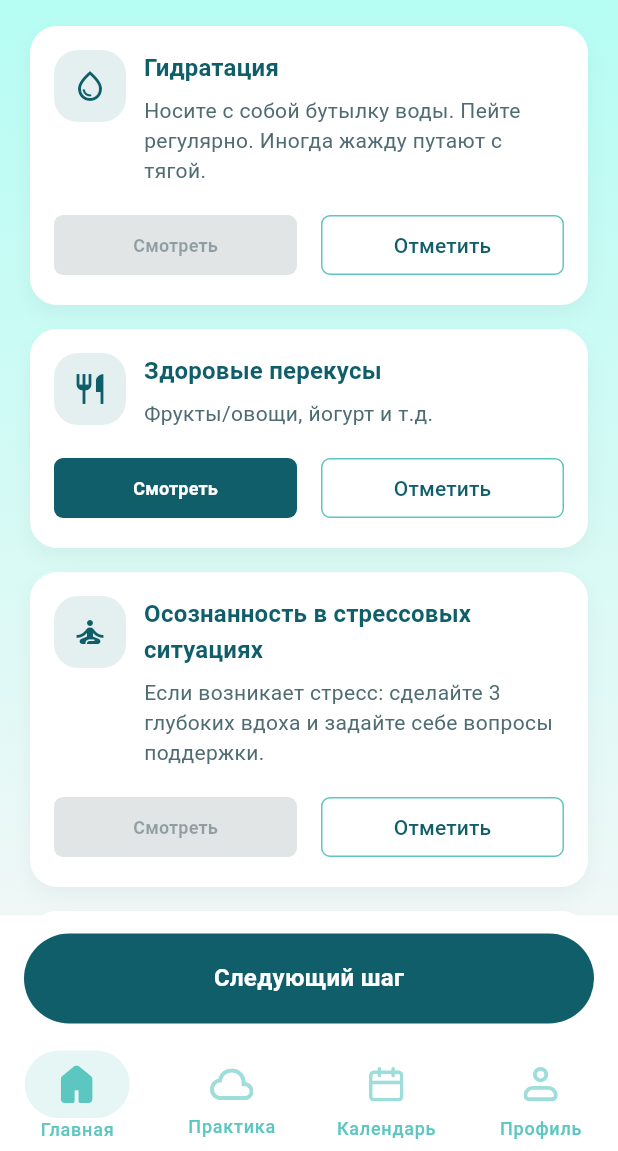
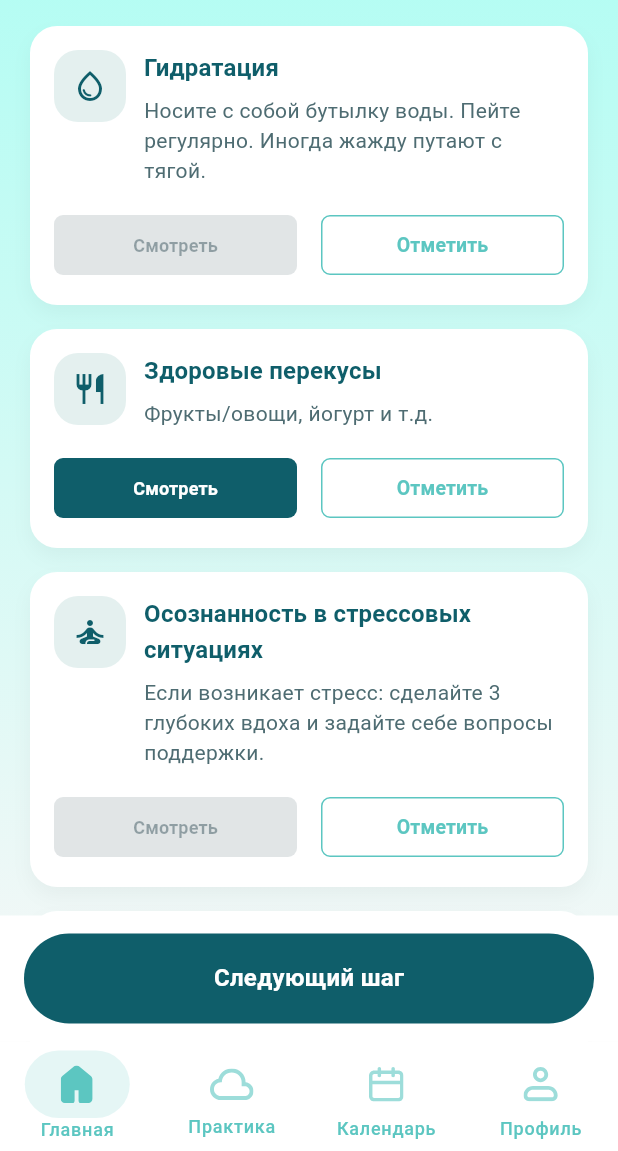
Before and after one commit to Sobol17/vairoo-app, a Flutter app: the PlanPage screen opened by its route, after a tap on "Начать", on a phone screen of 412 x 824 dp, the part 85-1236 px from its top. Run offline on Flutter 3.47's test engine with Material 3 defaults, Android fonts, the phone set to English and light mode, and no system bars; our stand-ins replace dio, equatable, flutter_html, flutter_svg, go_router, mask_text_input_formatter and 3 more; accounts and stored records are empty.

Commit message:
add check to plan_activity_card

```diff
--- a/lib/src/features/plan/presentation/widgets/plan_activity_card.dart
+++ b/lib/src/features/plan/presentation/widgets/plan_activity_card.dart
@@ -1,15 +1,24 @@
 import 'package:ai_note/src/core/theme/app_colors.dart';
 import 'package:ai_note/src/features/plan/domain/entities/daily_plan.dart';
 import 'package:flutter/material.dart';
+import 'package:flutter_svg/flutter_svg.dart';
 import 'package:go_router/go_router.dart';
 
-class PlanActivityCard extends StatelessWidget {
+class PlanActivityCard extends StatefulWidget {
   const PlanActivityCard({required this.activity, super.key});
 
   final PlanActivity activity;
 
   @override
+  State<PlanActivityCard> createState() => _PlanActivityCardState();
+}
+
+class _PlanActivityCardState extends State<PlanActivityCard> {
+  bool _completed = false;
+
+  @override
   Widget build(BuildContext context) {
+    final activity = widget.activity;
     final theme = Theme.of(context);
     return Container(
       decoration: BoxDecoration(
@@ -91,15 +100,10 @@ class PlanActivityCard extends StatelessWidget {
               ),
               const SizedBox(width: 16),
               Expanded(
-                child: OutlinedButton(
-                  onPressed: () {},
-                  style: OutlinedButton.styleFrom(
-                    side: const BorderSide(color: AppColors.secondary),
-                    shape: RoundedRectangleBorder(
-                      borderRadius: BorderRadius.circular(6),
-                    ),
-                  ),
-                  child: Text(activity.secondaryActionLabel),
+                child: _SecondaryToggleButton(
+                  label: activity.secondaryActionLabel,
+                  completed: _completed,
+                  onPressed: _toggleSecondaryAction,
                 ),
               ),
             ],
@@ -108,4 +112,68 @@ class PlanActivityCard extends StatelessWidget {
       ),
     );
   }
+
+  void _toggleSecondaryAction() {
+    setState(() {
+      _completed = !_completed;
+    });
+  }
 }
+
+class _SecondaryToggleButton extends StatelessWidget {
+  const _SecondaryToggleButton({
+    required this.label,
+    required this.completed,
+    required this.onPressed,
+  });
+
+  final String label;
+  final bool completed;
+  final VoidCallback onPressed;
+
+  @override
+  Widget build(BuildContext context) {
+    final theme = Theme.of(context);
+    final displayLabel = completed ? 'Выполнено' : label;
+
+    final borderColor = completed
+        ? AppColors.primary.withOpacity(0.5)
+        : AppColors.secondary;
+    final foregroundColor = completed ? AppColors.primary : AppColors.secondary;
+    final backgroundColor = completed
+        ? AppColors.primary.withOpacity(0.08)
+        : Colors.transparent;
+
+    final buttonStyle =
+        OutlinedButton.styleFrom(
+          side: BorderSide(color: borderColor),
+          backgroundColor: backgroundColor,
+          foregroundColor: foregroundColor,
+          shape: RoundedRectangleBorder(borderRadius: BorderRadius.circular(6)),
+        ).copyWith(
+          textStyle: MaterialStatePropertyAll(
+            theme.textTheme.labelLarge?.copyWith(
+                  fontWeight: FontWeight.w700,
+                  fontSize: 13,
+                ) ??
+                const TextStyle(fontWeight: FontWeight.w700, fontSize: 13),
+          ),
+        );
+
+    return OutlinedButton(
+      onPressed: onPressed,
+      style: buttonStyle,
+      child: completed
+          ? Row(
+              mainAxisSize: MainAxisSize.min,
+              mainAxisAlignment: MainAxisAlignment.center,
+              children: [
+                SvgPicture.asset('assets/icons/check.svg'),
+                const SizedBox(width: 4),
+                Flexible(child: Text(displayLabel)),
+              ],
+            )
+          : Text(displayLabel),
+    );
+  }
+}
```
Also changed, not shown: assets/icons/check.svg (added).
